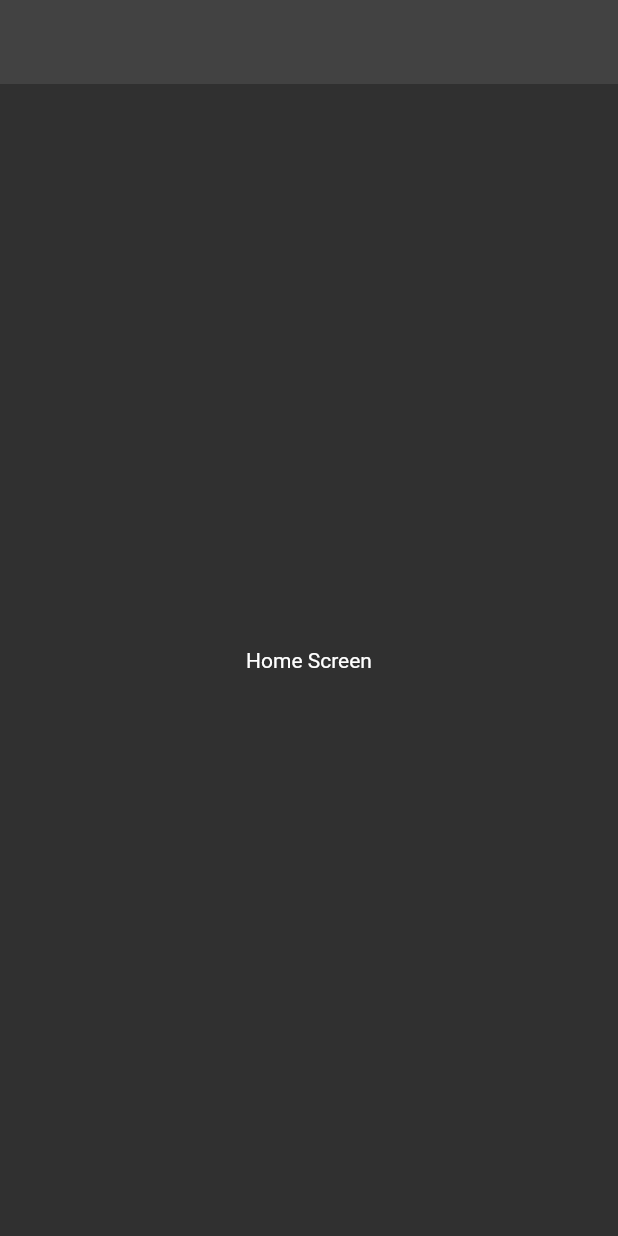
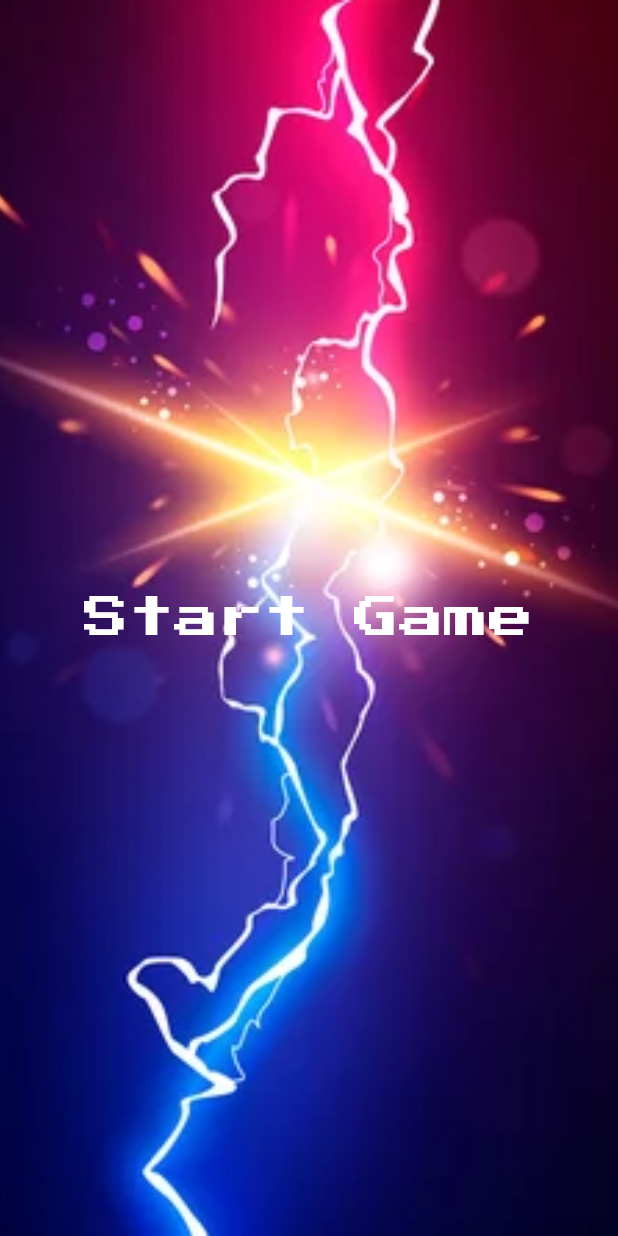
Before and after one commit to hngx-org/Team-Zeus-Breakout-Revival, a Flutter app: the screen it shows after launch, on a phone screen of 412 x 824 dp. Run offline on Flutter 3.47's test engine with Material 2 defaults, Android fonts, the phone set to English and light mode, and no system bars.

Commit message:
start_gameUI

```diff
--- a/lib/src/features/home/home_screen.dart
+++ b/lib/src/features/home/home_screen.dart
@@ -6,10 +6,25 @@ class HomeScreen extends StatelessWidget {
   @override
   Widget build(BuildContext context) {
     return Scaffold(
-      appBar: AppBar(),
-      body: const Center(
-        child: Text('Home Screen'),
-      ),
+      body: Container(
+        decoration: const BoxDecoration(
+          image: DecorationImage(
+              image: AssetImage('assets/images/background.png'),
+            fit: BoxFit.cover
+          )
+        ),
+        child: Center(
+          child: TextButton(
+            onPressed: (){},
+            child: const Text('Start Game',
+            style: TextStyle(
+                fontFamily: 'PressStart2P',
+              fontSize: 30,
+              color: Colors.white
+            ),),
+          ),
+        )
+      )
     );
   }
 }
```
Also changed, not shown: assets/images/background.png (added).
